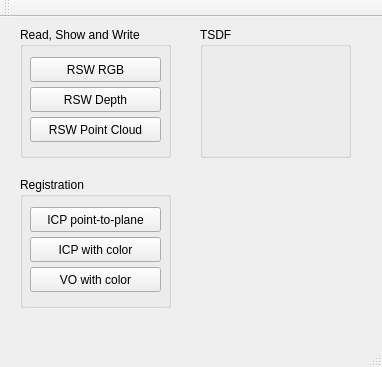
Old version of the form examples/mainwindow.ui in the repository goodgodgd/open3d_tutorial.
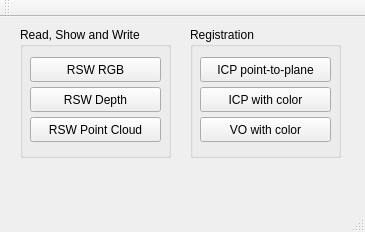
New version of the form.

Commit message: updated for tutorial post, improve visual odometry by iteration

Patch:
```diff
--- a/examples/mainwindow.ui
+++ b/examples/mainwindow.ui
@@ -6,8 +6,8 @@
    <rect>
     <x>0</x>
     <y>0</y>
-    <width>382</width>
-    <height>367</height>
+    <width>365</width>
+    <height>232</height>
    </rect>
   </property>
   <property name="windowTitle">
@@ -69,8 +69,8 @@
    <widget class="QGroupBox" name="groupBox_2">
     <property name="geometry">
      <rect>
-      <x>20</x>
-      <y>160</y>
+      <x>190</x>
+      <y>10</y>
       <width>151</width>
       <height>131</height>
      </rect>
@@ -118,19 +118,6 @@
      </property>
     </widget>
    </widget>
-   <widget class="QGroupBox" name="groupBox_3">
-    <property name="geometry">
-     <rect>
-      <x>200</x>
-      <y>10</y>
-      <width>151</width>
-      <height>131</height>
-     </rect>
-    </property>
-    <property name="title">
-     <string>TSDF</string>
-    </property>
-   </widget>
   </widget>
   <widget class="QMenuBar" name="menuBar">
    <property name="geometry">
```
Left out of the diff: 2 changed lines with no effect on the pictures. The commit also changes 2 other files.
